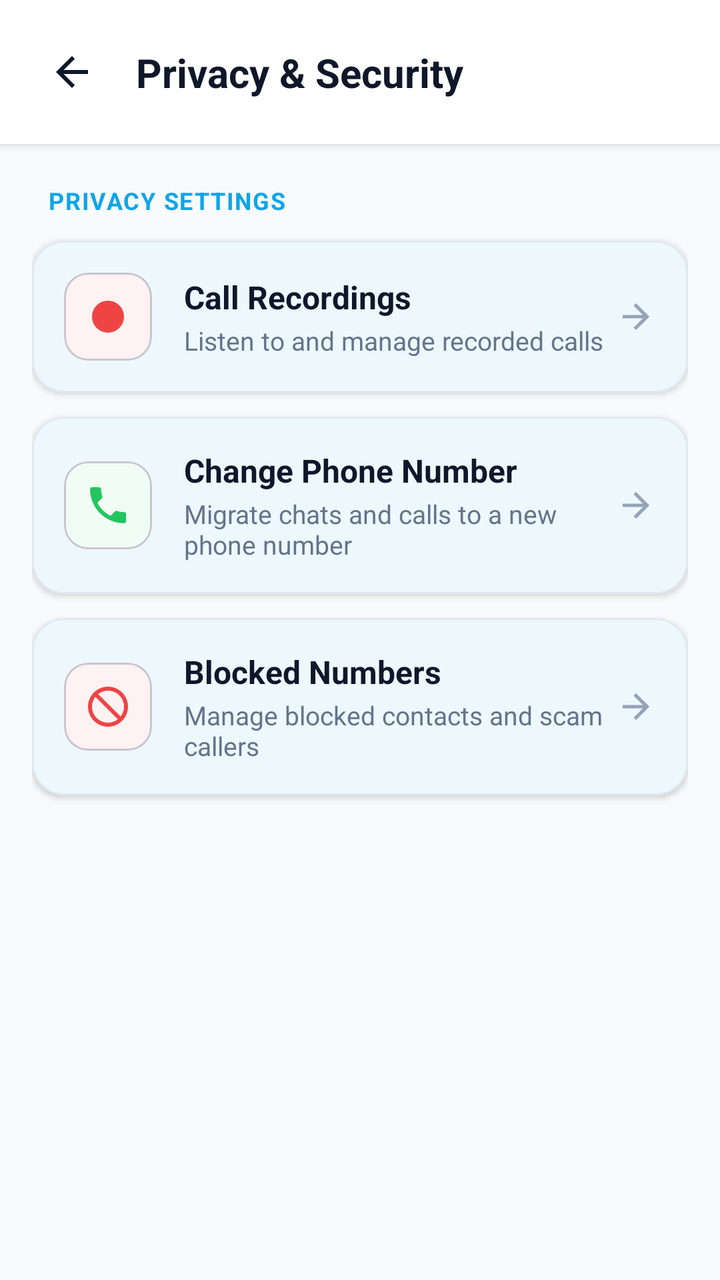
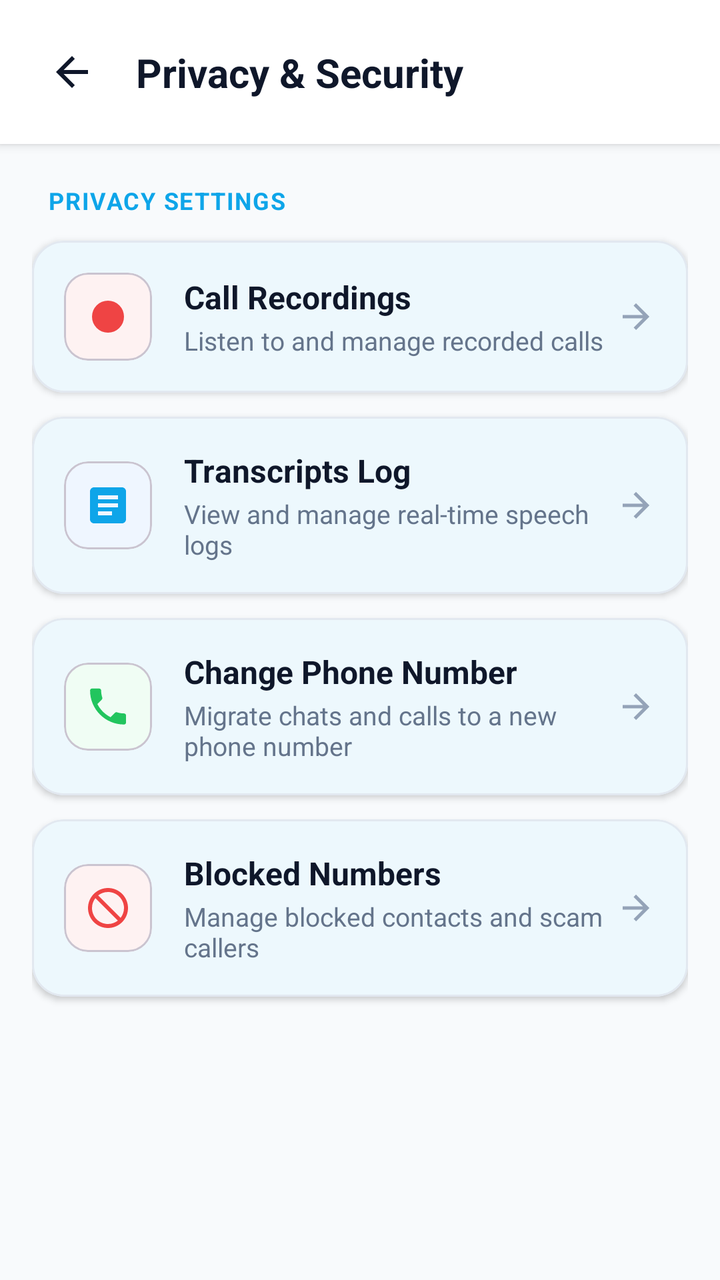

Screens rendered from an Android XML layout before and after an edit, with the pre-edit source and the edit as a unified diff.
<!-- AndroidManifest.xml: activity theme Theme.RealConnect -->
<!-- res/layout/activity_privacy.xml -->
<?xml version="1.0" encoding="utf-8"?>
<androidx.constraintlayout.widget.ConstraintLayout xmlns:android="http://schemas.android.com/apk/res/android"
    xmlns:app="http://schemas.android.com/apk/res-auto"
    xmlns:tools="http://schemas.android.com/tools"
    android:layout_width="match_parent"
    android:layout_height="match_parent"
    android:background="@color/background">

    
    <androidx.constraintlayout.widget.ConstraintLayout
        android:id="@+id/privacy_header"
        android:layout_width="match_parent"
        android:layout_height="wrap_content"
        android:background="@color/surface"
        android:elevation="3dp"
        android:paddingHorizontal="16dp"
        android:paddingTop="16dp"
        android:paddingBottom="16dp"
        app:layout_constraintTop_toTopOf="parent">

        <ImageButton
            android:id="@+id/btn_privacy_back"
            android:layout_width="40dp"
            android:layout_height="40dp"
            android:background="?attr/selectableItemBackgroundBorderless"
            android:contentDescription="Back"
            android:src="@drawable/ic_arrow_back"
            app:layout_constraintBottom_toBottomOf="parent"
            app:layout_constraintStart_toStartOf="parent"
            app:layout_constraintTop_toTopOf="parent"
            app:tint="@color/textColorPrimary" />

        <TextView
            android:id="@+id/text_privacy_title"
            android:layout_width="wrap_content"
            android:layout_height="wrap_content"
            android:layout_marginStart="12dp"
            android:text="Privacy &amp; Security"
            android:textColor="@color/textColorPrimary"
            android:textSize="20sp"
            android:textStyle="bold"
            app:layout_constraintBottom_toBottomOf="parent"
            app:layout_constraintStart_toEndOf="@id/btn_privacy_back"
            app:layout_constraintTop_toTopOf="parent" />

    </androidx.constraintlayout.widget.ConstraintLayout>

    <ScrollView
        android:layout_width="match_parent"
        android:layout_height="0dp"
        app:layout_constraintBottom_toBottomOf="parent"
        app:layout_constraintTop_toBottomOf="@id/privacy_header">

        <LinearLayout
            android:layout_width="match_parent"
            android:layout_height="wrap_content"
            android:orientation="vertical"
            android:paddingHorizontal="16dp"
            android:paddingVertical="20dp">

            <TextView
                android:layout_width="wrap_content"
                android:layout_height="wrap_content"
                android:layout_marginStart="8dp"
                android:layout_marginBottom="12dp"
                android:letterSpacing="0.05"
                android:text="PRIVACY SETTINGS"
                android:textColor="@color/colorPrimary"
                android:textSize="12sp"
                android:textStyle="bold" />

            
            <com.google.android.material.card.MaterialCardView
                android:id="@+id/card_option_recordings"
                android:layout_width="match_parent"
                android:layout_height="wrap_content"
                android:layout_marginBottom="12dp"
                android:clickable="true"
                android:focusable="true"
                app:cardBackgroundColor="@color/surface"
                app:cardCornerRadius="16dp"
                app:cardElevation="2dp"
                app:strokeColor="@color/divider"
                app:strokeWidth="1dp">

                <LinearLayout
                    android:layout_width="match_parent"
                    android:layout_height="wrap_content"
                    android:gravity="center_vertical"
                    android:orientation="horizontal"
                    android:padding="16dp">

                    <com.google.android.material.card.MaterialCardView
                        android:layout_width="44dp"
                        android:layout_height="44dp"
                        app:cardBackgroundColor="#FEF2F2"
                        app:cardCornerRadius="12dp"
                        app:cardElevation="0dp">

                        <ImageView
                            android:layout_width="24dp"
                            android:layout_height="24dp"
                            android:layout_gravity="center"
                            android:src="@drawable/ic_record"
                            app:tint="#EF4444" />
                    </com.google.android.material.card.MaterialCardView>

                    <LinearLayout
                        android:layout_width="0dp"
                        android:layout_height="wrap_content"
                        android:layout_marginStart="16dp"
                        android:layout_weight="1"
                        android:orientation="vertical">

                        <TextView
                            android:layout_width="wrap_content"
                            android:layout_height="wrap_content"
                            android:text="Call Recordings"
                            android:textColor="@color/textColorPrimary"
                            android:textSize="16sp"
                            android:textStyle="bold" />

                        <TextView
                            android:id="@+id/text_recordings_count"
                            android:layout_width="wrap_content"
                            android:layout_height="wrap_content"
                            android:layout_marginTop="2dp"
                            android:text="Listen to and manage recorded calls"
                            android:textColor="@color/textColorSecondary"
                            android:textSize="13sp" />
                    </LinearLayout>

                    <ImageView
                        android:layout_width="20dp"
                        android:layout_height="20dp"
                        android:src="@drawable/ic_arrow_forward"
                        app:tint="#94A3B8" />
                </LinearLayout>
            </com.google.android.material.card.MaterialCardView>

            
            <com.google.android.material.card.MaterialCardView
                android:id="@+id/card_option_change_phone"
                android:layout_width="match_parent"
                android:layout_height="wrap_content"
                android:layout_marginBottom="12dp"
                android:clickable="true"
                android:focusable="true"
                app:cardBackgroundColor="@color/surface"
                app:cardCornerRadius="16dp"
                app:cardElevation="2dp"
                app:strokeColor="@color/divider"
                app:strokeWidth="1dp">

                <LinearLayout
                    android:layout_width="match_parent"
                    android:layout_height="wrap_content"
                    android:gravity="center_vertical"
                    android:orientation="horizontal"
                    android:padding="16dp">

                    <com.google.android.material.card.MaterialCardView
                        android:layout_width="44dp"
                        android:layout_height="44dp"
                        app:cardBackgroundColor="#F0FDF4"
                        app:cardCornerRadius="12dp"
                        app:cardElevation="0dp">

                        <ImageView
                            android:layout_width="24dp"
                            android:layout_height="24dp"
                            android:layout_gravity="center"
                            android:src="@drawable/ic_call"
                            app:tint="#22C55E" />
                    </com.google.android.material.card.MaterialCardView>

                    <LinearLayout
                        android:layout_width="0dp"
                        android:layout_height="wrap_content"
                        android:layout_marginStart="16dp"
                        android:layout_weight="1"
                        android:orientation="vertical">

                        <TextView
                            android:layout_width="wrap_content"
                            android:layout_height="wrap_content"
                            android:text="Change Phone Number"
                            android:textColor="@color/textColorPrimary"
                            android:textSize="16sp"
                            android:textStyle="bold" />

                        <TextView
                            android:layout_width="wrap_content"
                            android:layout_height="wrap_content"
                            android:layout_marginTop="2dp"
                            android:text="Migrate chats and calls to a new phone number"
                            android:textColor="@color/textColorSecondary"
                            android:textSize="13sp" />
                    </LinearLayout>

                    <ImageView
                        android:layout_width="20dp"
                        android:layout_height="20dp"
                        android:src="@drawable/ic_arrow_forward"
                        app:tint="#94A3B8" />
                </LinearLayout>
            </com.google.android.material.card.MaterialCardView>

            
            <com.google.android.material.card.MaterialCardView
                android:id="@+id/card_option_blocked_numbers"
                android:layout_width="match_parent"
                android:layout_height="wrap_content"
                android:layout_marginBottom="12dp"
                android:clickable="true"
                android:focusable="true"
                app:cardBackgroundColor="@color/surface"
                app:cardCornerRadius="16dp"
                app:cardElevation="2dp"
                app:strokeColor="@color/divider"
                app:strokeWidth="1dp">

                <LinearLayout
                    android:layout_width="match_parent"
                    android:layout_height="wrap_content"
                    android:gravity="center_vertical"
                    android:orientation="horizontal"
                    android:padding="16dp">

                    <com.google.android.material.card.MaterialCardView
                        android:layout_width="44dp"
                        android:layout_height="44dp"
                        app:cardBackgroundColor="#FEF2F2"
                        app:cardCornerRadius="12dp"
                        app:cardElevation="0dp">

                        <ImageView
                            android:layout_width="24dp"
                            android:layout_height="24dp"
                            android:layout_gravity="center"
                            android:src="@drawable/ic_block"
                            app:tint="#EF4444" />
                    </com.google.android.material.card.MaterialCardView>

                    <LinearLayout
                        android:layout_width="0dp"
                        android:layout_height="wrap_content"
                        android:layout_marginStart="16dp"
                        android:layout_weight="1"
                        android:orientation="vertical">

                        <TextView
                            android:layout_width="wrap_content"
                            android:layout_height="wrap_content"
                            android:text="Blocked Numbers"
                            android:textColor="@color/textColorPrimary"
                            android:textSize="16sp"
                            android:textStyle="bold" />

                        <TextView
                            android:layout_width="wrap_content"
                            android:layout_height="wrap_content"
                            android:layout_marginTop="2dp"
                            android:text="Manage blocked contacts and scam callers"
                            android:textColor="@color/textColorSecondary"
                            android:textSize="13sp" />
                    </LinearLayout>

                    <ImageView
                        android:layout_width="20dp"
                        android:layout_height="20dp"
                        android:src="@drawable/ic_arrow_forward"
                        app:tint="#94A3B8" />
                </LinearLayout>
            </com.google.android.material.card.MaterialCardView>

        </LinearLayout>
    </ScrollView>

</androidx.constraintlayout.widget.ConstraintLayout>
<!-- resources referenced by this layout -->
<resources>
  <color name="background">#F8FAFC</color>
  <color name="colorPrimary">#0EA5E9</color>
  <color name="divider">#E2E8F0</color>
  <color name="surface">#FFFFFF</color>
  <color name="textColorPrimary">#0F172A</color>
  <color name="textColorSecondary">#64748B</color>
  <!-- drawable ic_arrow_back (drawable) -->
  <vector xmlns:android="http://schemas.android.com/apk/res/android"
      android:width="24dp"
      android:height="24dp"
      android:viewportWidth="24"
      android:viewportHeight="24"
      android:tint="?attr/colorControlNormal">
    <path
        android:fillColor="@android:color/white"
        android:pathData="M20,11H7.83l5.59,-5.59L12,4l-8,8 8,8 1.41,-1.41L7.83,13H20v-2z"/>
  </vector>
  <!-- drawable ic_arrow_forward (drawable) -->
  <vector xmlns:android="http://schemas.android.com/apk/res/android"
      android:width="24dp"
      android:height="24dp"
      android:viewportWidth="24"
      android:viewportHeight="24"
      android:tint="?attr/colorControlNormal">
    <path
        android:fillColor="@android:color/white"
        android:pathData="M12,4l-1.41,1.41L16.17,11H4v2h12.17l-5.58,5.59L12,20l8,-8z"/>
  </vector>
  <!-- drawable ic_block (drawable) -->
  <vector xmlns:android="http://schemas.android.com/apk/res/android"
      android:width="24dp"
      android:height="24dp"
      android:viewportWidth="24"
      android:viewportHeight="24">
    <path
        android:fillColor="#EF4444"
        android:pathData="M12,2C6.48,2 2,6.48 2,12s4.48,10 10,10 10,-4.48 10,-10S17.52,2 12,2zm0,18c-4.42,0 -8,-3.58 -8,-8 0,-1.85 0.63,-3.55 1.69,-4.9L16.9,18.31C15.55,19.37 13.85,20 12,20zm6.31,-3.1L7.1,5.69C8.45,4.63 10.15,4 12,4c4.42,0 8,3.58 8,8 0,1.85 -0.63,3.55 -1.69,4.9z"/>
  </vector>
  <!-- drawable ic_call (drawable) -->
  <vector xmlns:android="http://schemas.android.com/apk/res/android"
      android:width="24dp"
      android:height="24dp"
      android:viewportWidth="24"
      android:viewportHeight="24"
      android:tint="?attr/colorControlNormal">
    <path
        android:fillColor="@android:color/white"
        android:pathData="M20.01,15.38c-1.23,0 -2.42,-0.2 -3.53,-0.56a0.977,0.977 0,0 0,-1.01 0.24l-2.2,2.2c-2.83,-1.44 -5.15,-3.75 -6.59,-6.59l2.2,-2.21a0.96,0.96 0,0 0,0.25 -1.01c-0.36,-1.11 -0.55,-2.3 -0.55,-3.53 0,-0.55 -0.45,-1 -1,-1H4.03c-0.55,0 -1,0.45 -1,1 0,9.39 7.61,17 17,17 0.55,0 1,-0.45 1,-1v-3.52c0,-0.55 -0.45,-1 -1,-1z"/>
  </vector>
  <!-- drawable ic_record (drawable) -->
  <vector xmlns:android="http://schemas.android.com/apk/res/android"
      android:width="24dp"
      android:height="24dp"
      android:viewportWidth="24"
      android:viewportHeight="24">
    <path
        android:fillColor="#FF0000"
        android:pathData="M12,12m-8,0a8,8 0,1 1,16 0a8,8 0,1 1,-16 0"/>
  </vector>
  <style name="Theme.RealConnect" parent="Base.Theme.RealConnect" />
  <color name="colorPrimaryDark">#0284C7</color>
  <color name="white">#FFFFFF</color>
  <color name="colorAccent">#38BDF8</color>
  <color name="black">#000000</color>
  <color name="onSurface">#0F172A</color>
  <!-- unchanged entries left out for length: 1 -->
</resources>

<!-- the commit's change to res/layout/activity_privacy.xml (unified diff, before → after) -->
@@ -140,7 +140,7 @@
 
             
             <com.google.android.material.card.MaterialCardView
-                android:id="@+id/card_option_change_phone"
+                android:id="@+id/card_option_transcripts"
                 android:layout_width="match_parent"
                 android:layout_height="wrap_content"
                 android:layout_marginBottom="12dp"
@@ -162,6 +162,75 @@
                     <com.google.android.material.card.MaterialCardView
                         android:layout_width="44dp"
                         android:layout_height="44dp"
+                        app:cardBackgroundColor="#EFF6FF"
+                        app:cardCornerRadius="12dp"
+                        app:cardElevation="0dp">
+
+                        <ImageView
+                            android:layout_width="24dp"
+                            android:layout_height="24dp"
+                            android:layout_gravity="center"
+                            android:src="@drawable/ic_transcript"
+                            app:tint="@color/colorPrimary" />
+                    </com.google.android.material.card.MaterialCardView>
+
+                    <LinearLayout
+                        android:layout_width="0dp"
+                        android:layout_height="wrap_content"
+                        android:layout_marginStart="16dp"
+                        android:layout_weight="1"
+                        android:orientation="vertical">
+
+                        <TextView
+                            android:layout_width="wrap_content"
+                            android:layout_height="wrap_content"
+                            android:text="Transcripts Log"
+                            android:textColor="@color/textColorPrimary"
+                            android:textSize="16sp"
+                            android:textStyle="bold" />
+
+                        <TextView
+                            android:id="@+id/text_transcripts_count"
+                            android:layout_width="wrap_content"
+                            android:layout_height="wrap_content"
+                            android:layout_marginTop="2dp"
+                            android:text="View and manage real-time speech logs"
+                            android:textColor="@color/textColorSecondary"
+                            android:textSize="13sp" />
+                    </LinearLayout>
+
+                    <ImageView
+                        android:layout_width="20dp"
+                        android:layout_height="20dp"
+                        android:src="@drawable/ic_arrow_forward"
+                        app:tint="#94A3B8" />
+                </LinearLayout>
+            </com.google.android.material.card.MaterialCardView>
+
+            
+            <com.google.android.material.card.MaterialCardView
+                android:id="@+id/card_option_change_phone"
+                android:layout_width="match_parent"
+                android:layout_height="wrap_content"
+                android:layout_marginBottom="12dp"
+                android:clickable="true"
+                android:focusable="true"
+                app:cardBackgroundColor="@color/surface"
+                app:cardCornerRadius="16dp"
+                app:cardElevation="2dp"
+                app:strokeColor="@color/divider"
+                app:strokeWidth="1dp">
+
+                <LinearLayout
+                    android:layout_width="match_parent"
+                    android:layout_height="wrap_content"
+                    android:gravity="center_vertical"
+                    android:orientation="horizontal"
+                    android:padding="16dp">
+
+                    <com.google.android.material.card.MaterialCardView
+                        android:layout_width="44dp"
+                        android:layout_height="44dp"
                         app:cardBackgroundColor="#F0FDF4"
                         app:cardCornerRadius="12dp"
                         app:cardElevation="0dp">
<!-- resource entries referenced after the edit -->
@@ -59,6 +59,16 @@
         android:fillColor="#FF0000"
         android:pathData="M12,12m-8,0a8,8 0,1 1,16 0a8,8 0,1 1,-16 0"/>
   </vector>
+  <!-- drawable ic_transcript (drawable) -->
+  <vector xmlns:android="http://schemas.android.com/apk/res/android"
+      android:width="24dp"
+      android:height="24dp"
+      android:viewportWidth="24"
+      android:viewportHeight="24">
+    <path
+        android:fillColor="@android:color/white"
+        android:pathData="M19,3H5C3.9,3 3,3.9 3,5v14c0,1.1 0.9,2 2,2h14c1.1,0 2,-0.9 2,-2V5C21,3.9 20.1,3 19,3zM14,17H7v-2h7V17zM17,13H7v-2h10V13zM17,9H7V7h10V9z"/>
+  </vector>
   <style name="Theme.RealConnect" parent="Base.Theme.RealConnect" />
   <color name="colorPrimaryDark">#0284C7</color>
   <color name="white">#FFFFFF</color>
